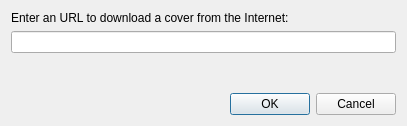
Old version of the form src/ui/coverfromurldialog.ui in the repository clementine-player/Clementine.
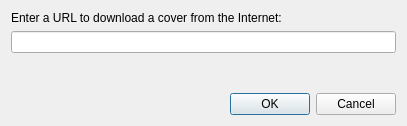
New version of the form. Icons and pictures are not drawn. Custom widgets are drawn as their Qt base class.

Commit message: Automatically grab clipboard contents for "Load cover from URL" dialog. Fixes issue #1816

Patch:
```diff
--- a/src/ui/coverfromurldialog.ui
+++ b/src/ui/coverfromurldialog.ui
@@ -29,7 +29,7 @@
         </sizepolicy>
        </property>
        <property name="text">
-        <string>Enter an URL to download a cover from the Internet:</string>
+        <string>Enter a URL to download a cover from the Internet:</string>
        </property>
       </widget>
      </item>
```
The commit also changes 3 other files.
